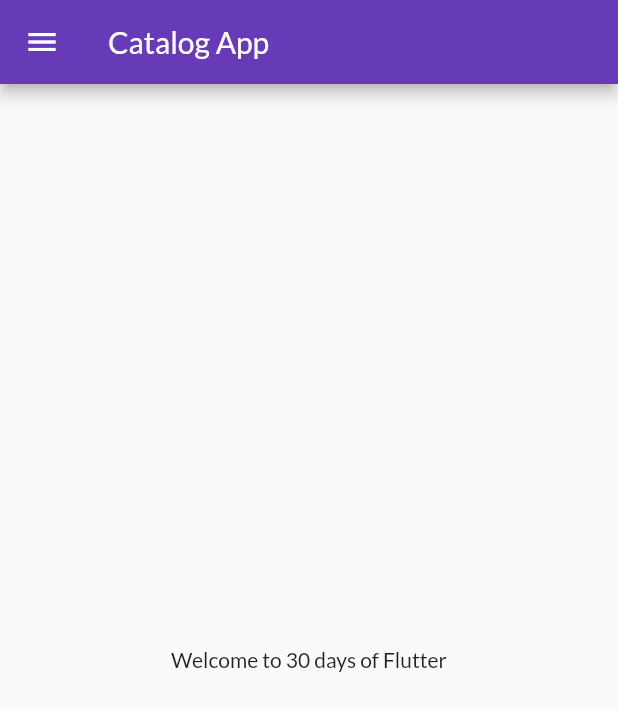
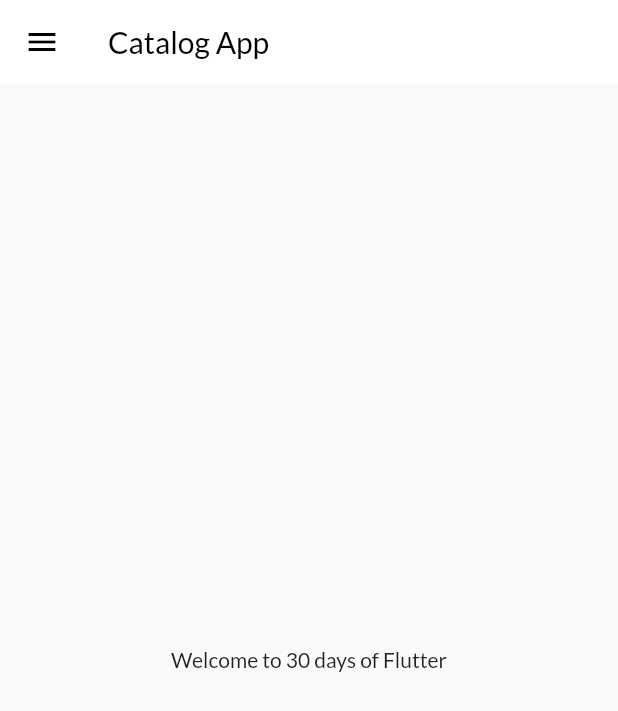
Before and after one commit to arnoldpascal/30DaysOfFlutter, a Flutter app: the screen it shows after launch, on a phone screen of 412 x 824 dp. Shown: the top 711 px of the screen. Run offline on Flutter 3.47's test engine with Material 2 defaults, Android fonts, the phone set to English and light mode, and no system bars; our stand-ins replace google_fonts.

Commit message:
themesCommitted

```diff
--- a/lib/main.dart
+++ b/lib/main.dart
@@ -2,6 +2,7 @@ import 'package:flutter/material.dart';
 import 'package:flutter_catalog/pages/home_page.dart';
 import 'package:flutter_catalog/pages/login_page.dart';
 import 'package:flutter_catalog/utils/routes.dart';
+import 'package:flutter_catalog/widgets/themes.dart';
 import 'package:google_fonts/google_fonts.dart';
 
 void main() {
@@ -14,12 +15,8 @@ class MyApp extends StatelessWidget {
     return MaterialApp(
       themeMode: ThemeMode.light,
       debugShowCheckedModeBanner: false,
-      theme: ThemeData(
-          primarySwatch: Colors.deepPurple,
-          fontFamily: GoogleFonts.lato().fontFamily),
-      darkTheme: ThemeData(
-        brightness: Brightness.dark,
-      ),
+      theme: MyTheme.lightTheme(context),
+      darkTheme: MyTheme.darkTheme(context),
       initialRoute: MyRoutes.homeRoute,
       routes: {
         "/": (context) => LoginPage(),
@@ -29,3 +26,5 @@ class MyApp extends StatelessWidget {
     );
   }
 }
+
+// 3:12:49
--- a/lib/pages/home_page.dart
+++ b/lib/pages/home_page.dart
@@ -9,7 +9,10 @@ class HomePage extends StatelessWidget {
 
     return Scaffold(
       appBar: AppBar(
-        title: Text("Catalog App"),
+        title: Text(
+          "Catalog App",
+          style: TextStyle(color: Colors.black),
+        ),
       ),
       body: Center(
         child: Container(
--- a/lib/widgets/drawer.dart
+++ b/lib/widgets/drawer.dart
@@ -56,7 +56,7 @@ class MyDrawer extends StatelessWidget {
                 textScaleFactor: 1.2,
                 style: TextStyle(color: Colors.white),
               ),
-            )
+            ),
           ],
         ),
       ),
--- /dev/null
+++ b/lib/widgets/themes.dart
@@ -0,0 +1,18 @@
+import 'package:flutter/material.dart';
+import 'package:google_fonts/google_fonts.dart';
+
+class MyTheme {
+  static ThemeData lightTheme(BuildContext context) => ThemeData(
+      primarySwatch: Colors.deepPurple,
+      fontFamily: GoogleFonts.lato().fontFamily,
+      appBarTheme: AppBarTheme(
+        color: Colors.white,
+        elevation: 0.0,
+        iconTheme: IconThemeData(color: Colors.black),
+        // textTheme: Theme.of(context).textTheme,
+      ));
+
+  static ThemeData darkTheme(BuildContext context) => ThemeData(
+        brightness: Brightness.dark,
+      );
+}
```
